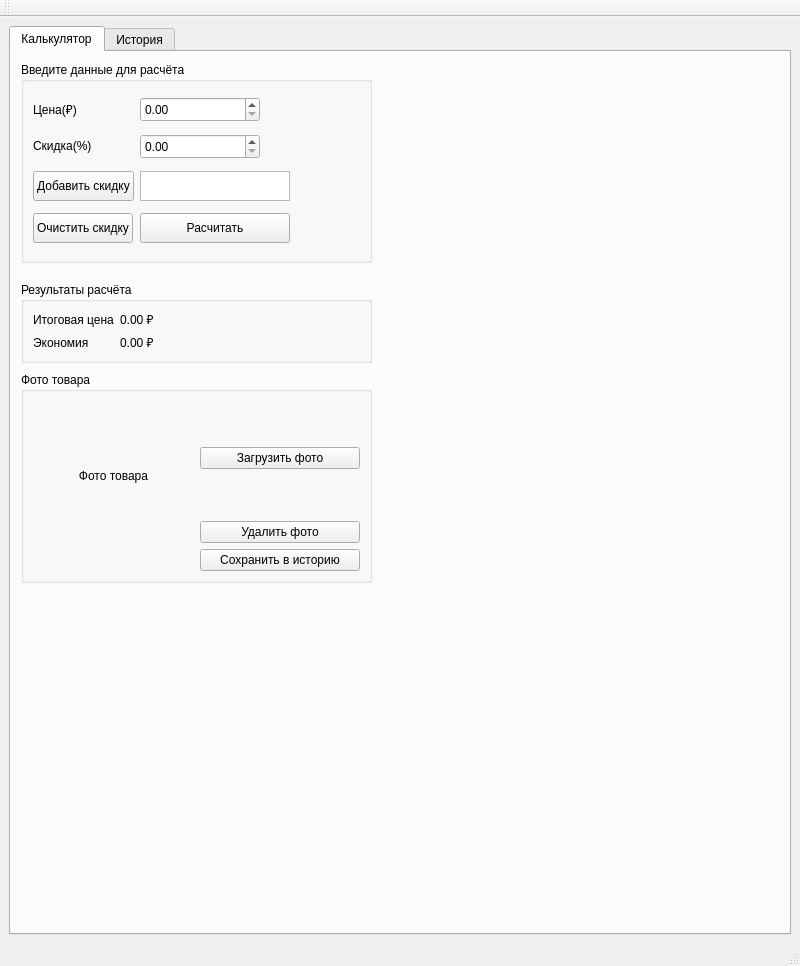
Before: the Qt Designer form discount_calculator.ui in AlexandraTin/discount_calculator, drawn with Qt 5.
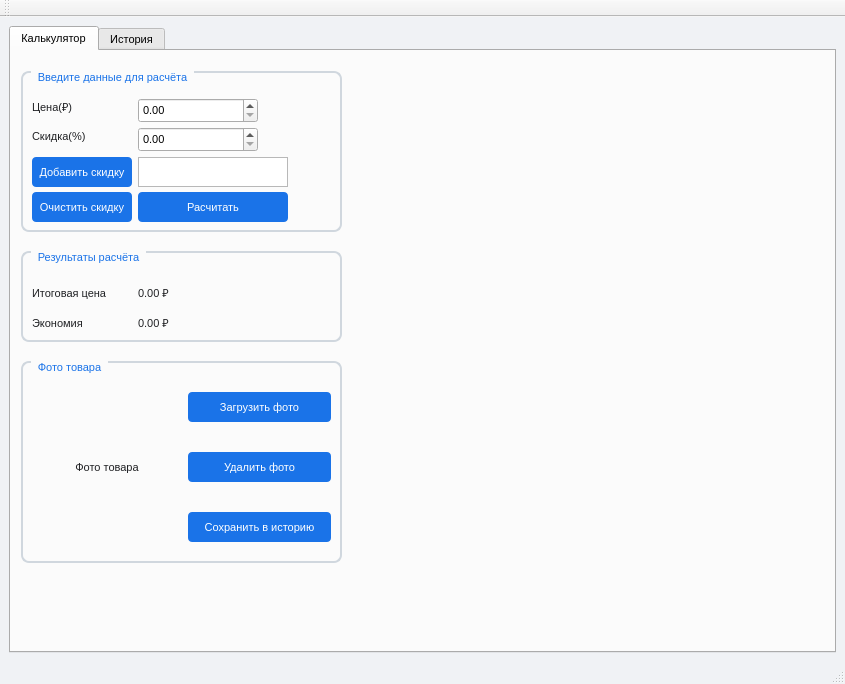
After: the same form once the commit is applied. The open tabs and pages were chosen to show the change.

What changed in the file:
```diff
--- a/discount_calculator.ui
+++ b/discount_calculator.ui
@@ -6,17 +6,50 @@
    <rect>
     <x>0</x>
     <y>0</y>
-    <width>800</width>
-    <height>966</height>
+    <width>845</width>
+    <height>684</height>
    </rect>
   </property>
   <property name="windowTitle">
    <string>Калькулятор скидок</string>
   </property>
+  <property name="styleSheet">
+   <string notr="true">QMainWindow {
+    background-color: #f0f2f5;  
+}
+QGroupBox {
+    border: 2px solid #d0d7de;
+    border-radius: 8px;
+    margin-top: 10px;
+    padding-top: 10px;
+}
+QGroupBox::title {
+    left: 10px;
+    padding: 0 5px;
+    color: #1a73e8;
+}
+QPushButton {
+    background-color: #1a73e8;
+    color: white;
+    border-radius: 4px;
+    padding: 6px;
+}
+QPushButton:hover {
+    background-color: #1557b0;
+}
+QLabel {
+    color: #202124;
+}</string>
+  </property>
   <widget class="QWidget" name="centralwidget">
    <layout class="QVBoxLayout" name="verticalLayout">
     <item>
      <widget class="QTabWidget" name="tabWidget">
+      <property name="font">
+       <font>
+        <pointsize>8</pointsize>
+       </font>
+      </property>
       <property name="currentIndex">
        <number>1</number>
       </property>
@@ -29,10 +62,15 @@
          <rect>
           <x>10</x>
           <y>10</y>
-          <width>351</width>
-          <height>201</height>
+          <width>321</width>
+          <height>171</height>
          </rect>
         </property>
+        <property name="font">
+         <font>
+          <pointsize>8</pointsize>
+         </font>
+        </property>
         <property name="accessibleDescription">
          <string/>
         </property>
@@ -47,6 +85,19 @@
         </property>
         <layout class="QFormLayout" name="formLayout">
          <item row="0" column="0">
+          <spacer name="verticalSpacer_9">
+           <property name="orientation">
+            <enum>Qt::Vertical</enum>
+           </property>
+           <property name="sizeHint" stdset="0">
+            <size>
+             <width>20</width>
+             <height>40</height>
+            </size>
+           </property>
+          </spacer>
+         </item>
+         <item row="1" column="0">
           <widget class="QLabel" name="label_price">
            <property name="text">
             <string>Цена(₽)</string>
@@ -54,51 +105,26 @@
           </widget>
          </item>
          <item row="2" column="0">
+          <spacer name="verticalSpacer_7">
+           <property name="orientation">
+            <enum>Qt::Vertical</enum>
+           </property>
+           <property name="sizeHint" stdset="0">
+            <size>
+             <width>20</width>
+             <height>40</height>
+            </size>
+           </property>
+          </spacer>
+         </item>
+         <item row="3" column="0">
           <widget class="QLabel" name="label_discount">
            <property name="text">
             <string>Скидка(%)</string>
            </property>
           </widget>
          </item>
-         <item row="4" column="0">
-          <widget class="QPushButton" name="add_discount_btn">
-           <property name="minimumSize">
-            <size>
-             <width>100</width>
-             <height>30</height>
-            </size>
-           </property>
-           <property name="maximumSize">
-            <size>
-             <width>150</width>
-             <height>30</height>
-            </size>
-           </property>
-           <property name="text">
-            <string>Добавить скидку</string>
-           </property>
-          </widget>
-         </item>
-         <item row="0" column="1">
-          <widget class="QDoubleSpinBox" name="price_input">
-           <property name="minimumSize">
-            <size>
-             <width>80</width>
-             <height>25</height>
-            </size>
-           </property>
-           <property name="maximumSize">
-            <size>
-             <width>120</width>
-             <height>25</height>
-            </size>
-           </property>
-           <property name="maximum">
-            <double>999999.989999999990687</double>
-           </property>
-          </widget>
-         </item>
-         <item row="2" column="1">
+         <item row="3" column="1">
           <widget class="QDoubleSpinBox" name="discount_input">
            <property name="minimumSize">
             <size>
@@ -117,7 +143,65 @@
            </property>
           </widget>
          </item>
+         <item row="4" column="1">
+          <spacer name="verticalSpacer_10">
+           <property name="orientation">
+            <enum>Qt::Vertical</enum>
+           </property>
+           <property name="sizeHint" stdset="0">
+            <size>
+             <width>20</width>
+             <height>40</height>
+            </size>
+           </property>
+          </spacer>
+         </item>
          <item row="5" column="0">
+          <widget class="QPushButton" name="add_discount_btn">
+           <property name="minimumSize">
+            <size>
+             <width>100</width>
+             <height>30</height>
+            </size>
+           </property>
+           <property name="maximumSize">
+            <size>
+             <width>150</width>
+             <height>30</height>
+            </size>
+           </property>
+           <property name="text">
+            <string>Добавить скидку</string>
+           </property>
+          </widget>
+         </item>
+         <item row="6" column="0">
+          <spacer name="verticalSpacer">
+           <property name="orientation">
+            <enum>Qt::Vertical</enum>
+           </property>
+           <property name="sizeHint" stdset="0">
+            <size>
+             <width>20</width>
+             <height>40</height>
+            </size>
+           </property>
+          </spacer>
+         </item>
+         <item row="7" column="0">
+          <spacer name="verticalSpacer_11">
+           <property name="orientation">
+            <enum>Qt::Vertical</enum>
+           </property>
+           <property name="sizeHint" stdset="0">
+            <size>
+             <width>20</width>
+             <height>40</height>
+            </size>
+           </property>
+          </spacer>
+         </item>
+         <item row="8" column="0">
           <widget class="QPushButton" name="clear_discount_btn">
            <property name="minimumSize">
             <size>
@@ -136,23 +220,7 @@
            </property>
           </widget>
          </item>
-         <item row="4" column="1">
-          <widget class="QListWidget" name="discount_list">
-           <property name="minimumSize">
-            <size>
-             <width>100</width>
-             <height>30</height>
-            </size>
-           </property>
-           <property name="maximumSize">
-            <size>
-             <width>150</width>
-             <height>30</height>
-            </size>
-           </property>
-          </widget>
-         </item>
-         <item row="5" column="1">
+         <item row="8" column="1">
           <widget class="QPushButton" name="calc_btn">
            <property name="minimumSize">
             <size>
@@ -171,131 +239,225 @@
            </property>
           </widget>
          </item>
+         <item row="10" column="0">
+          <spacer name="verticalSpacer_8">
+           <property name="orientation">
+            <enum>Qt::Vertical</enum>
+           </property>
+           <property name="sizeHint" stdset="0">
+            <size>
+             <width>20</width>
+             <height>40</height>
+            </size>
+           </property>
+          </spacer>
+         </item>
+         <item row="5" column="1">
+          <widget class="QListWidget" name="discount_list">
+           <property name="minimumSize">
+            <size>
+             <width>100</width>
+             <height>30</height>
+            </size>
+           </property>
+           <property name="maximumSize">
+            <size>
+             <width>150</width>
+             <height>30</height>
+            </size>
+           </property>
+          </widget>
+         </item>
+         <item row="1" column="1">
+          <widget class="QDoubleSpinBox" name="price_input">
+           <property name="minimumSize">
+            <size>
+             <width>80</width>
+             <height>25</height>
+            </size>
+           </property>
+           <property name="maximumSize">
+            <size>
+             <width>120</width>
+             <height>25</height>
+            </size>
+           </property>
+           <property name="maximum">
+            <double>999999.989999999990687</double>
+           </property>
+          </widget>
+         </item>
+         <item row="9" column="0">
+          <spacer name="verticalSpacer_16">
+           <property name="orientation">
+            <enum>Qt::Vertical</enum>
+           </property>
+           <property name="sizeHint" stdset="0">
+            <size>
+             <width>20</width>
+             <height>40</height>
+            </size>
+           </property>
+          </spacer>
+         </item>
         </layout>
        </widget>
        <widget class="QGroupBox" name="groupBox_2">
         <property name="geometry">
          <rect>
           <x>10</x>
-          <y>230</y>
-          <width>351</width>
-          <height>81</height>
+          <y>190</y>
+          <width>321</width>
+          <height>101</height>
          </rect>
         </property>
+        <property name="font">
+         <font>
+          <pointsize>8</pointsize>
+         </font>
+        </property>
         <property name="title">
          <string>Результаты расчёта</string>
         </property>
         <layout class="QFormLayout" name="formLayout_2">
          <item row="0" column="0">
-          <widget class="QLabel" name="label_final">
+          <spacer name="verticalSpacer_12">
+           <property name="orientation">
+            <enum>Qt::Vertical</enum>
+           </property>
+           <property name="sizeHint" stdset="0">
+            <size>
+             <width>20</width>
+             <height>40</height>
+            </size>
+           </property>
+          </spacer>
+         </item>
+         <item row="1" column="1">
+          <widget class="QLabel" name="final_price_label">
+           <property name="minimumSize">
+            <size>
+             <width>100</width>
+             <height>30</height>
+            </size>
+           </property>
            <property name="text">
-            <string>Итоговая цена</string>
+            <string>0.00 ₽</string>
            </property>
           </widget>
          </item>
          <item row="2" column="0">
+          <spacer name="verticalSpacer_13">
+           <property name="orientation">
+            <enum>Qt::Vertical</enum>
+           </property>
+           <property name="sizeHint" stdset="0">
+            <size>
+             <width>20</width>
+             <height>40</height>
+            </size>
+           </property>
+          </spacer>
+         </item>
+         <item row="3" column="0">
+          <spacer name="verticalSpacer_6">
+           <property name="orientation">
+            <enum>Qt::Vertical</enum>
+           </property>
+           <property name="sizeHint" stdset="0">
+            <size>
+             <width>20</width>
+             <height>40</height>
+            </size>
+           </property>
+          </spacer>
+         </item>
+         <item row="4" column="0">
           <widget class="QLabel" name="label_saved">
+           <property name="minimumSize">
+            <size>
+             <width>100</width>
+             <height>30</height>
+            </size>
+           </property>
            <property name="text">
             <string>Экономия</string>
            </property>
           </widget>
          </item>
-         <item row="2" column="1">
+         <item row="4" column="1">
           <widget class="QLabel" name="saved_label">
+           <property name="minimumSize">
+            <size>
+             <width>100</width>
+             <height>30</height>
+            </size>
+           </property>
            <property name="text">
             <string>0.00 ₽</string>
            </property>
           </widget>
          </item>
-         <item row="0" column="1">
-          <widget class="QLabel" name="final_price_label">
+         <item row="6" column="0">
+          <spacer name="verticalSpacer_14">
+           <property name="orientation">
+            <enum>Qt::Vertical</enum>
+           </property>
+           <property name="sizeHint" stdset="0">
+            <size>
+             <width>20</width>
+             <height>40</height>
+            </size>
+           </property>
+          </spacer>
+         </item>
+         <item row="1" column="0">
+          <widget class="QLabel" name="label_final">
+           <property name="minimumSize">
+            <size>
+             <width>100</width>
+             <height>30</height>
+            </size>
+           </property>
            <property name="text">
-            <string>0.00 ₽</string>
+            <string>Итоговая цена</string>
            </property>
           </widget>
          </item>
+         <item row="5" column="0">
+          <spacer name="verticalSpacer_15">
+           <property name="orientation">
+            <enum>Qt::Vertical</enum>
+           </property>
+           <property name="sizeHint" stdset="0">
+            <size>
+             <width>20</width>
+             <height>40</height>
+            </size>
+           </property>
+          </spacer>
+         </item>
         </layout>
        </widget>
        <widget class="QGroupBox" name="groupBox_3">
         <property name="geometry">
          <rect>
           <x>10</x>
-          <y>320</y>
-          <width>351</width>
-          <height>211</height>
+          <y>300</y>
+          <width>321</width>
+          <height>212</height>
          </rect>
         </property>
+        <property name="font">
+         <font>
+          <pointsize>8</pointsize>
+         </font>
+        </property>
         <property name="title">
          <string>Фото товара</string>
         </property>
         <layout class="QGridLayout" name="gridLayout">
-         <item row="5" column="1">
-          <spacer name="verticalSpacer">
-           <property name="orientation">
-            <enum>Qt::Vertical</enum>
-           </property>
-           <property name="sizeHint" stdset="0">
-            <size>
-             <width>20</width>
-             <height>40</height>
-            </size>
-           </property>
-          </spacer>
-         </item>
-         <item row="6" column="1">
-          <spacer name="verticalSpacer_4">
-           <property name="orientation">
-            <enum>Qt::Vertical</enum>
-           </property>
-           <property name="sizeHint" stdset="0">
-            <size>
-             <width>20</width>
-             <height>40</height>
-            </size>
-           </property>
-          </spacer>
-         </item>
-         <item row="3" column="1">
-          <widget class="QPushButton" name="clear_image_btn">
-           <property name="text">
-            <string>Удалить фото</string>
-           </property>
-          </widget>
-         </item>
-         <item row="0" column="1">
-          <spacer name="verticalSpacer_3">
-           <property name="orientation">
-            <enum>Qt::Vertical</enum>
-           </property>
-           <property name="sizeHint" stdset="0">
-            <size>
-             <width>20</width>
-             <height>40</height>
-            </size>
-           </property>
-          </spacer>
-         </item>
-         <item row="1" column="1">
-          <widget class="QPushButton" name="load_image_btn">
-           <property name="text">
-            <string>Загрузить фото</string>
-           </property>
-          </widget>
-         </item>
-         <item row="2" column="1">
-          <spacer name="verticalSpacer_2">
-           <property name="orientation">
-            <enum>Qt::Vertical</enum>
-           </property>
-           <property name="sizeHint" stdset="0">
-            <size>
-             <width>20</width>
-             <height>40</height>
-            </size>
-           </property>
-          </spacer>
-         </item>
-         <item row="1" column="0">
+         <item row="1" column="0" rowspan="5">
           <widget class="QLabel" name="image_label">
            <property name="minimumSize">
             <size>
@@ -311,15 +473,104 @@
            </property>
           </widget>
          </item>
-         <item row="7" column="1">
+         <item row="3" column="1">
+          <widget class="QPushButton" name="clear_image_btn">
+           <property name="minimumSize">
+            <size>
+             <width>100</width>
+             <height>30</height>
+            </size>
+           </property>
+           <property name="maximumSize">
+            <size>
+             <width>150</width>
+             <height>30</height>
+            </size>
+           </property>
+           <property name="text">
+            <string>Удалить фото</string>
+           </property>
+          </widget>
+         </item>
+         <item row="6" column="1">
+          <spacer name="verticalSpacer_5">
+           <property name="orientation">
+            <enum>Qt::Vertical</enum>
+           </property>
+           <property name="sizeHint" stdset="0">
+            <size>
+             <width>20</width>
+             <height>40</height>
+            </size>
+           </property>
+          </spacer>
+         </item>
+         <item row="1" column="1">
+          <widget class="QPushButton" name="load_image_btn">
+           <property name="minimumSize">
+            <size>
+             <width>100</width>
+             <height>30</height>
+            </size>
+           </property>
+           <property name="maximumSize">
+            <size>
+             <width>150</width>
+             <height>30</height>
+            </size>
+           </property>
+           <property name="text">
+            <string>Загрузить фото</string>
+           </property>
+          </widget>
+         </item>
+         <item row="2" column="1">
+          <spacer name="verticalSpacer_2">
+           <property name="orientation">
+            <enum>Qt::Vertical</enum>
+           </property>
+           <property name="sizeHint" stdset="0">
+            <size>
+             <width>20</width>
+             <height>40</height>
+            </size>
+           </property>
+          </spacer>
+         </item>
+         <item row="5" column="1">
           <widget class="QPushButton" name="save_btn">
+           <property name="minimumSize">
+            <size>
+             <width>100</width>
+             <height>30</height>
+            </size>
+           </property>
+           <property name="maximumSize">
+            <size>
+             <width>150</width>
+             <height>30</height>
+            </size>
+           </property>
            <property name="text">
             <string>Сохранить в историю</string>
            </property>
           </widget>
          </item>
          <item row="4" column="1">
-          <spacer name="verticalSpacer_5">
+          <spacer name="verticalSpacer_3">
+           <property name="orientation">
+            <enum>Qt::Vertical</enum>
+           </property>
+           <property name="sizeHint" stdset="0">
+            <size>
+             <width>20</width>
+             <height>40</height>
+            </size>
+           </property>
+          </spacer>
+         </item>
+         <item row="0" column="1">
+          <spacer name="verticalSpacer_4">
            <property name="orientation">
             <enum>Qt::Vertical</enum>
            </property>
```
Left out of the diff: 50 changed lines with no effect on the pictures.
